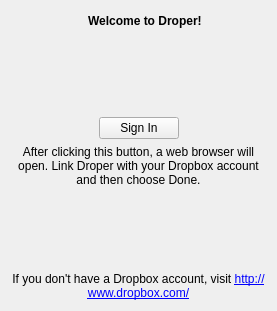
lawand/droper, file signinpage.ui: the form before one commit.
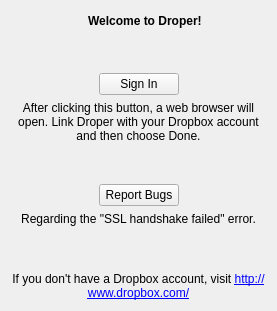
The form after the commit. Icons and pictures are not drawn.

Commit message: forced TLS to fix handshake errors and added bug reporting note

```diff
--- a/signinpage.ui
+++ b/signinpage.ui
@@ -167,6 +167,66 @@
      </property>
     </spacer>
    </item>
+   <item>
+    <layout class="QHBoxLayout" name="horizontalLayout_3">
+     <item>
+      <spacer name="horizontalSpacer_6">
+       <property name="orientation">
+        <enum>Qt::Horizontal</enum>
+       </property>
+       <property name="sizeHint" stdset="0">
+        <size>
+         <width>40</width>
+         <height>20</height>
+        </size>
+       </property>
+      </spacer>
+     </item>
+     <item>
+      <widget class="QPushButton" name="reportBugsPushButton">
+       <property name="text">
+        <string>Report Bugs</string>
+       </property>
+      </widget>
+     </item>
+     <item>
+      <spacer name="horizontalSpacer_5">
+       <property name="orientation">
+        <enum>Qt::Horizontal</enum>
+       </property>
+       <property name="sizeHint" stdset="0">
+        <size>
+         <width>40</width>
+         <height>20</height>
+        </size>
+       </property>
+      </spacer>
+     </item>
+    </layout>
+   </item>
+   <item>
+    <widget class="QLabel" name="reportBugsDescripionLabel">
+     <property name="text">
+      <string>Regarding the &quot;SSL handshake failed&quot; error.</string>
+     </property>
+     <property name="alignment">
+      <set>Qt::AlignCenter</set>
+     </property>
+    </widget>
+   </item>
+   <item>
+    <spacer name="verticalSpacer_2">
+     <property name="orientation">
+      <enum>Qt::Vertical</enum>
+     </property>
+     <property name="sizeHint" stdset="0">
+      <size>
+       <width>20</width>
+       <height>40</height>
+      </size>
+     </property>
+    </spacer>
+   </item>
    <item>
     <widget class="QLabel" name="noteLabel">
      <property name="contextMenuPolicy">
```
The commit also changes 3 other files.
